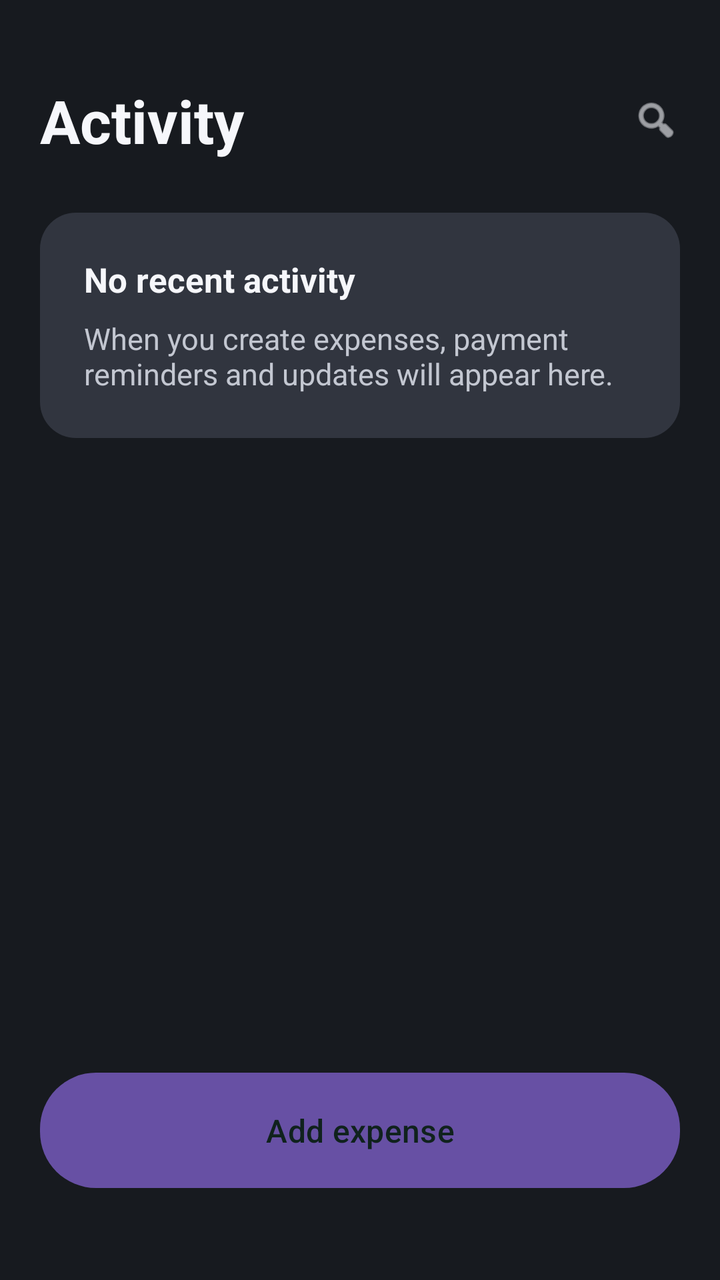
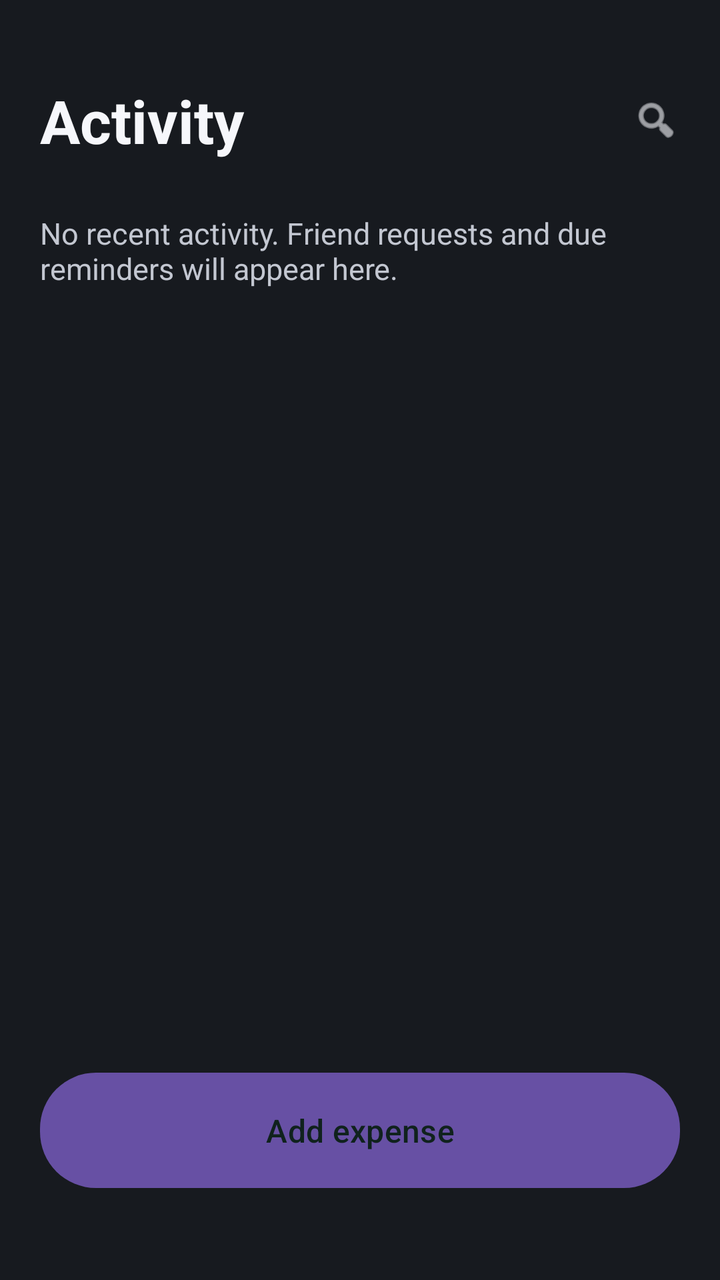

The first picture is an Android layout as it rendered before a commit; the second is the same layout after the commit. The layout source and the unified diff follow.
<!-- AndroidManifest.xml: application theme Theme.MyApplication -->
<!-- res/layout/fragment_activity.xml -->
<?xml version="1.0" encoding="utf-8"?>
<RelativeLayout xmlns:android="http://schemas.android.com/apk/res/android"
    android:layout_width="match_parent"
    android:layout_height="match_parent"
    android:background="@color/app_background"
    android:paddingStart="20dp"
    android:paddingTop="40dp"
    android:paddingEnd="20dp"
    android:paddingBottom="20dp">

    <LinearLayout
        android:id="@+id/activityContent"
        android:layout_width="match_parent"
        android:layout_height="wrap_content"
        android:orientation="vertical">

        <LinearLayout
            android:layout_width="match_parent"
            android:layout_height="wrap_content"
            android:gravity="center_vertical"
            android:orientation="horizontal">

            <TextView
                android:layout_width="0dp"
                android:layout_height="wrap_content"
                android:layout_weight="1"
                android:text="Activity"
                android:textColor="@color/text_primary"
                android:textSize="30sp"
                android:textStyle="bold" />

            <ImageView
                android:layout_width="24dp"
                android:layout_height="24dp"
                android:src="@android:drawable/ic_menu_search"
                android:tint="@color/text_primary" />
        </LinearLayout>

        <LinearLayout
            android:layout_width="match_parent"
            android:layout_height="wrap_content"
            android:layout_marginTop="26dp"
            android:background="@drawable/bg_message_card"
            android:orientation="vertical"
            android:padding="22dp">

            <TextView
                android:layout_width="wrap_content"
                android:layout_height="wrap_content"
                android:text="No recent activity"
                android:textColor="@color/text_primary"
                android:textSize="17sp"
                android:textStyle="bold" />

            <TextView
                android:layout_width="wrap_content"
                android:layout_height="wrap_content"
                android:layout_marginTop="8dp"
                android:text="When you create expenses, payment reminders and updates will appear here."
                android:textColor="@color/text_secondary"
                android:textSize="15sp" />
        </LinearLayout>
    </LinearLayout>

    <Button
        android:layout_width="match_parent"
        android:layout_height="wrap_content"
        android:layout_alignParentBottom="true"
        android:layout_marginBottom="26dp"
        android:background="@drawable/bg_primary_button"
        android:paddingHorizontal="18dp"
        android:paddingVertical="14dp"
        android:text="Add expense"
        android:textAllCaps="false"
        android:textColor="@color/button_text_dark"
        android:textSize="16sp" />

</RelativeLayout>
<!-- resources referenced by this layout -->
<resources>
  <color name="app_background">#171A1F</color>
  <color name="button_text_dark">#FF10221D</color>
  <color name="text_primary">#FFF6F7FB</color>
  <color name="text_secondary">#FFC3C7D1</color>
  <!-- drawable bg_message_card (drawable) -->
  <?xml version="1.0" encoding="utf-8"?>
  <shape xmlns:android="http://schemas.android.com/apk/res/android">
      <solid android:color="@color/card_background" />
      <corners android:radius="18dp" />
  </shape>
  <!-- drawable bg_primary_button (drawable) -->
  <?xml version="1.0" encoding="utf-8"?>
  <shape xmlns:android="http://schemas.android.com/apk/res/android">
      <solid android:color="@color/accent_green" />
      <corners android:radius="28dp" />
  </shape>
  <style name="Theme.MyApplication" parent="Base.Theme.MyApplication" />
  <color name="card_background">#31353F</color>
  <color name="accent_green">#FF38C6A5</color>
  <style name="Base.Theme.MyApplication" parent="Theme.Material3.DayNight.NoActionBar">
          
          
      </style>
</resources>

<!-- the commit's change to res/layout/fragment_activity.xml (unified diff, before → after) -->
@@ -36,30 +36,21 @@
                 android:tint="@color/text_primary" />
         </LinearLayout>
 
-        <LinearLayout
+        <TextView
+            android:id="@+id/textViewActivityStatus"
             android:layout_width="match_parent"
             android:layout_height="wrap_content"
             android:layout_marginTop="26dp"
-            android:background="@drawable/bg_message_card"
-            android:orientation="vertical"
-            android:padding="22dp">
+            android:text="No recent activity. Friend requests and due reminders will appear here."
+            android:textColor="@color/text_secondary"
+            android:textSize="15sp" />
 
-            <TextView
-                android:layout_width="wrap_content"
-                android:layout_height="wrap_content"
-                android:text="No recent activity"
-                android:textColor="@color/text_primary"
-                android:textSize="17sp"
-                android:textStyle="bold" />
-
-            <TextView
-                android:layout_width="wrap_content"
-                android:layout_height="wrap_content"
-                android:layout_marginTop="8dp"
-                android:text="When you create expenses, payment reminders and updates will appear here."
-                android:textColor="@color/text_secondary"
-                android:textSize="15sp" />
-        </LinearLayout>
+        <LinearLayout
+            android:id="@+id/layoutActivityContainer"
+            android:layout_width="match_parent"
+            android:layout_height="wrap_content"
+            android:layout_marginTop="12dp"
+            android:orientation="vertical" />
     </LinearLayout>
 
     <Button
<!-- resource entries referenced after the edit -->
@@ -4,12 +4,6 @@
   <color name="button_text_dark">#FF10221D</color>
   <color name="text_primary">#FFF6F7FB</color>
   <color name="text_secondary">#FFC3C7D1</color>
-  <!-- drawable bg_message_card (drawable) -->
-  <?xml version="1.0" encoding="utf-8"?>
-  <shape xmlns:android="http://schemas.android.com/apk/res/android">
-      <solid android:color="@color/card_background" />
-      <corners android:radius="18dp" />
-  </shape>
   <!-- drawable bg_primary_button (drawable) -->
   <?xml version="1.0" encoding="utf-8"?>
   <shape xmlns:android="http://schemas.android.com/apk/res/android">
@@ -17,7 +11,6 @@
       <corners android:radius="28dp" />
   </shape>
   <style name="Theme.MyApplication" parent="Base.Theme.MyApplication" />
-  <color name="card_background">#31353F</color>
   <color name="accent_green">#FF38C6A5</color>
   <style name="Base.Theme.MyApplication" parent="Theme.Material3.DayNight.NoActionBar">
           
